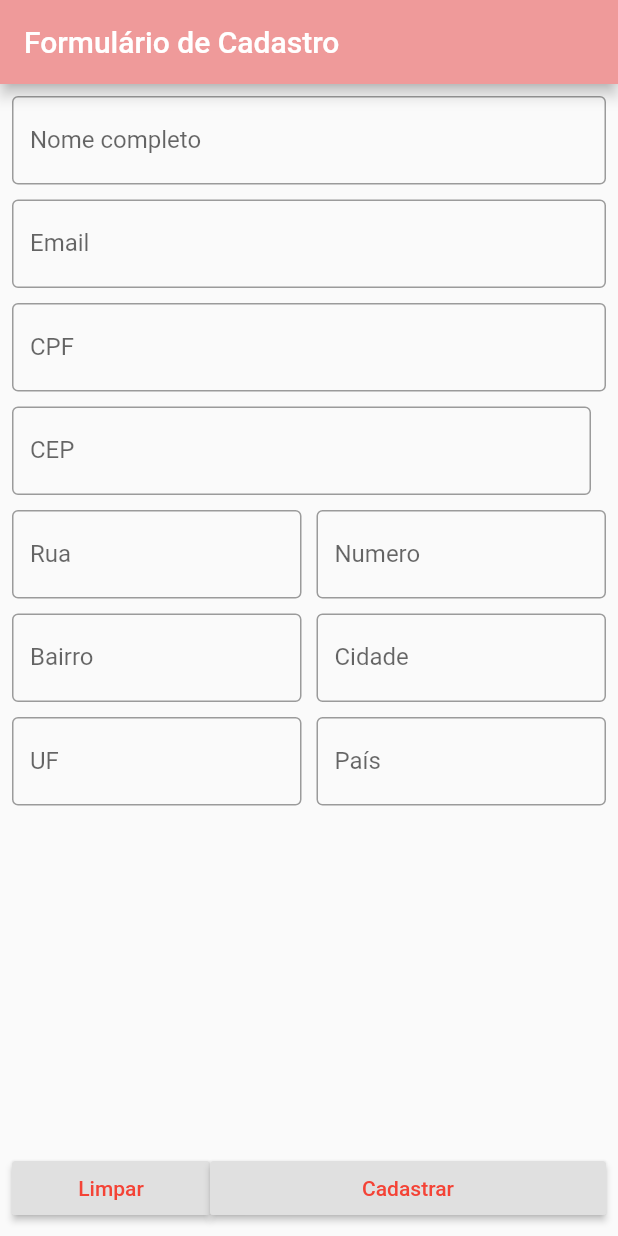
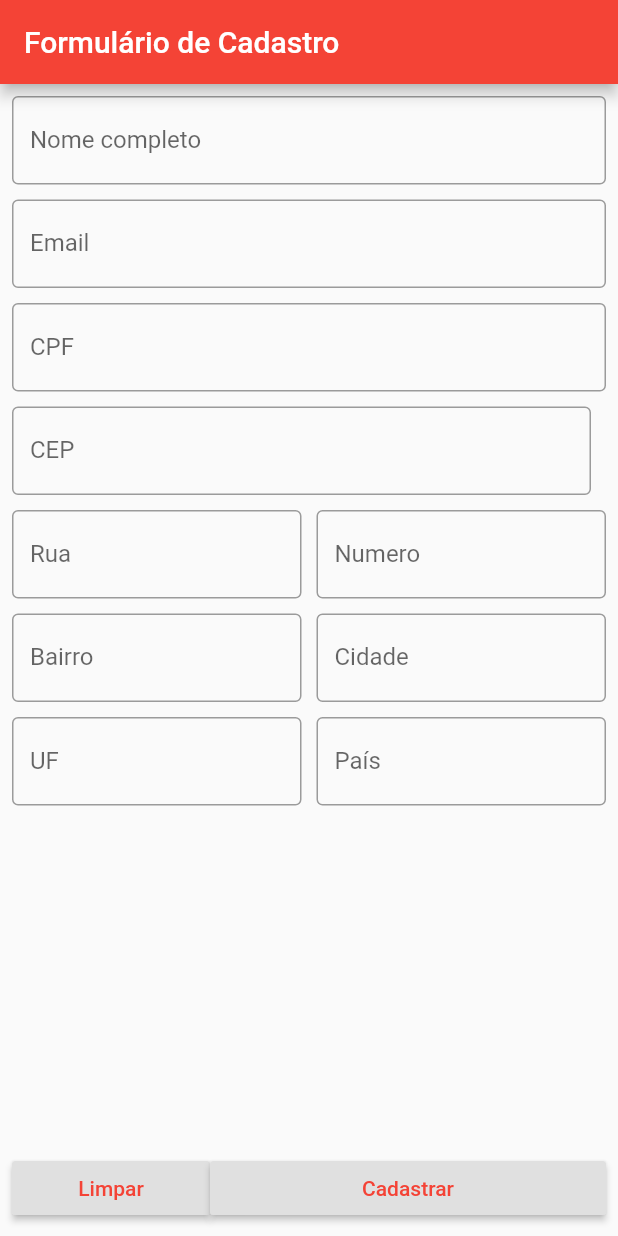
Before and after one commit to gesielbr/tela_de_cadastro_gl, a Flutter app: the screen it shows after launch, on a phone screen of 412 x 824 dp. Run offline on Flutter 3.47's test engine with Material 2 defaults, Android fonts, the phone set to English and light mode, and no system bars; our stand-ins replace email_validator; missing offline and left inert: cnpj_cpf_helper.

Commit message:
mudança cor

```diff
--- a/lib/tela_cadastro.dart
+++ b/lib/tela_cadastro.dart
@@ -24,7 +24,7 @@ class _TelaCadastroState extends State<TelaCadastro> {
   Widget build(BuildContext context) {
     return Scaffold(
       appBar: AppBar(
-        backgroundColor: Colors.red[200],
+        backgroundColor: Colors.red,
         title: Text('Formulário de Cadastro'),
       ),
       body: Padding(
```
